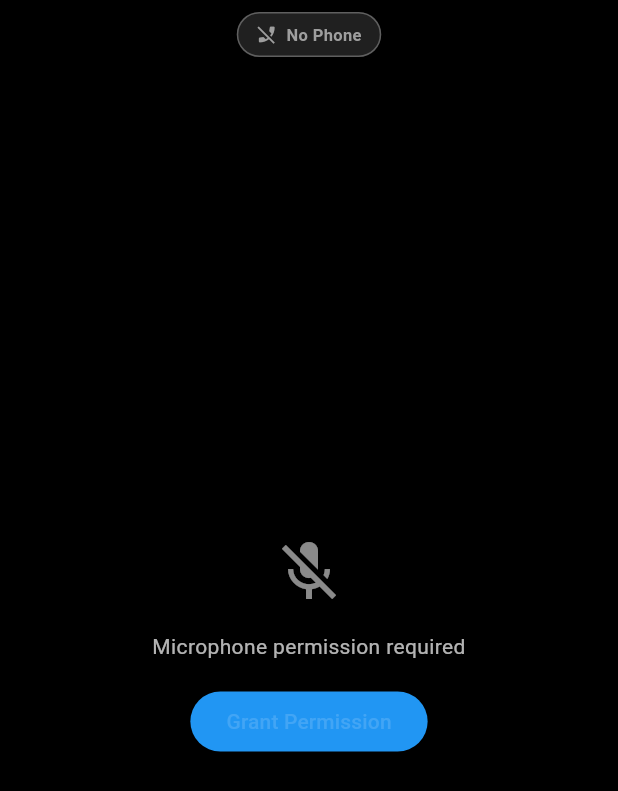
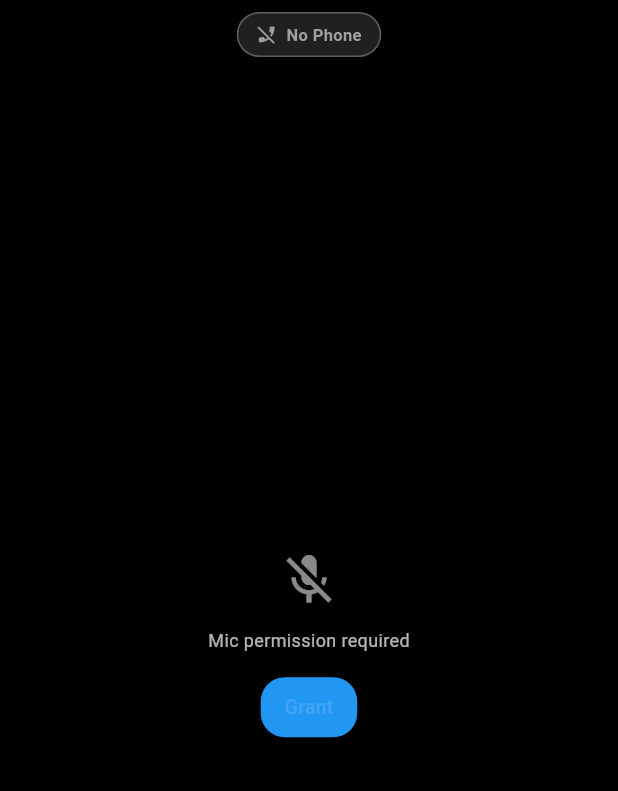
Before and after one commit to festeh/bro, a Flutter app: the screen it shows after launch, on a phone screen of 412 x 824 dp. Shown: the top 791 px of the screen. Run offline on Flutter 3.47's test engine with Material 3 defaults, Android fonts, the phone set to English and light mode, and no system bars; our stand-ins replace just_audio, logger.

Commit message:
Use FittedBox to auto-scale watch UI content
- Wrap main content and permission request in FittedBox
- Will scale down if screen is too small
- Prevents overflow on small watch screens

🤖 Generated with [Claude Code](https://claude.com/claude-code)

Co-Authored-By: Claude Opus 4.5 <noreply@anthropic.com>

```diff
--- a/wear/lib/features/monitor/monitor_page.dart
+++ b/wear/lib/features/monitor/monitor_page.dart
@@ -141,7 +141,9 @@ class _MonitorPageState extends State<MonitorPage> {
       return _buildPermissionRequest();
     }
 
-    return Column(
+    return FittedBox(
+      fit: BoxFit.scaleDown,
+      child: Column(
         mainAxisAlignment: MainAxisAlignment.center,
         children: [
           VadIndicator(status: _state.status),
@@ -150,9 +152,10 @@ class _MonitorPageState extends State<MonitorPage> {
             _getStatusText(),
             style: const TextStyle(color: Colors.white70, fontSize: 12),
           ),
-        const SizedBox(height: 12),
+          const SizedBox(height: 8),
           _buildToggleButton(),
         ],
+      ),
     );
   }
 
@@ -160,36 +163,41 @@ class _MonitorPageState extends State<MonitorPage> {
     final isPermanentlyDenied =
         _state.permission == PermissionStatus.permanentlyDenied;
 
-    return Padding(
+    return FittedBox(
+      fit: BoxFit.scaleDown,
+      child: Padding(
         padding: const EdgeInsets.all(16),
         child: Column(
           mainAxisAlignment: MainAxisAlignment.center,
           children: [
-          const Icon(Icons.mic_off, size: 48, color: Colors.white54),
-          const SizedBox(height: 16),
+            const Icon(Icons.mic_off, size: 40, color: Colors.white54),
+            const SizedBox(height: 12),
             Text(
               isPermanentlyDenied
-                ? 'Microphone permission denied'
-                : 'Microphone permission required',
+                  ? 'Mic permission denied'
+                  : 'Mic permission required',
               textAlign: TextAlign.center,
-            style: const TextStyle(color: Colors.white70, fontSize: 14),
+              style: const TextStyle(color: Colors.white70, fontSize: 12),
             ),
-          const SizedBox(height: 16),
+            const SizedBox(height: 12),
             ElevatedButton(
               onPressed: isPermanentlyDenied
                   ? () => _audioBridge.openSettings()
                   : _requestPermission,
               style: ElevatedButton.styleFrom(
                 backgroundColor: Colors.blue,
+                padding: const EdgeInsets.symmetric(horizontal: 16, vertical: 8),
                 shape: RoundedRectangleBorder(
-                borderRadius: BorderRadius.circular(20),
+                  borderRadius: BorderRadius.circular(16),
                 ),
               ),
               child: Text(
-              isPermanentlyDenied ? 'Open Settings' : 'Grant Permission',
+                isPermanentlyDenied ? 'Settings' : 'Grant',
+                style: const TextStyle(fontSize: 13),
               ),
             ),
           ],
+        ),
       ),
     );
   }
```
Lines whose indentation alone changed are shown as unchanged.
